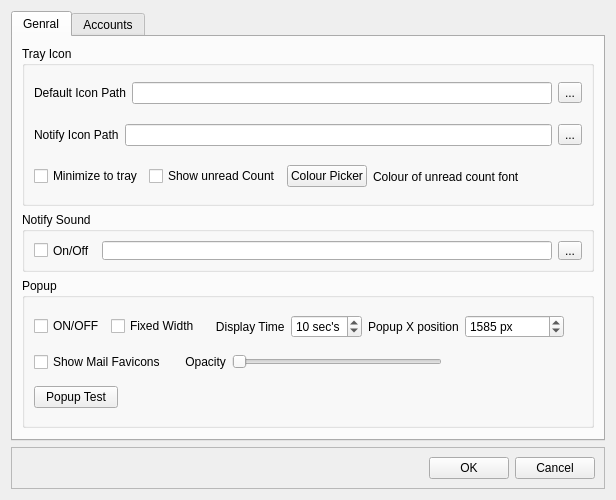
Before: the Qt Designer form tbtrayui.ui in JackDinn/tbtray, drawn with Qt 5.
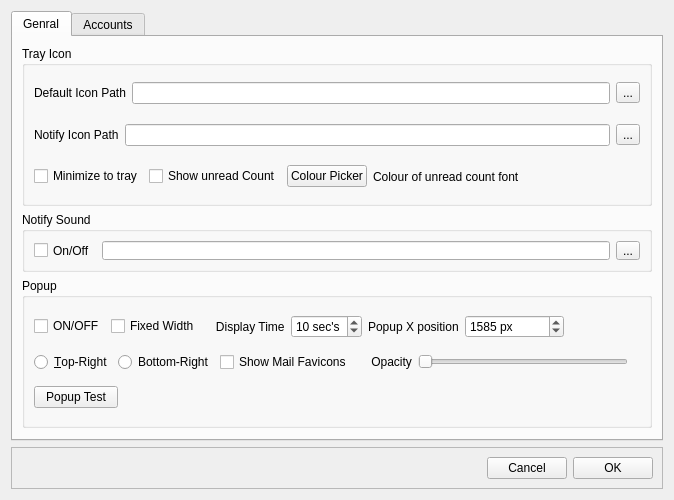
After: the same form once the commit is applied. Icons and pictures are not drawn.

Commit message: allow for bottom right popup.

What changed in the file:
```diff
--- a/tbtrayui.ui
+++ b/tbtrayui.ui
@@ -6,7 +6,7 @@
    <rect>
     <x>0</x>
     <y>0</y>
-    <width>616</width>
+    <width>674</width>
     <height>492</height>
    </rect>
   </property>
@@ -330,6 +330,25 @@
           </item>
           <item>
            <layout class="QHBoxLayout" name="horizontalLayout_12">
+            <item>
+             <widget class="QRadioButton" name="radioButton_top">
+              <property name="font">
+               <font>
+                <kerning>true</kerning>
+               </font>
+              </property>
+              <property name="text">
+               <string>&amp;Top-Right</string>
+              </property>
+             </widget>
+            </item>
+            <item>
+             <widget class="QRadioButton" name="radioButton_bottom">
+              <property name="text">
+               <string>Bottom-Right</string>
+              </property>
+             </widget>
+            </item>
             <item>
              <widget class="QCheckBox" name="checkBox_favicons">
               <property name="minimumSize">
@@ -555,13 +574,6 @@
         </property>
        </spacer>
       </item>
-      <item>
-       <widget class="QPushButton" name="pushButton_ok">
-        <property name="text">
-         <string>OK</string>
-        </property>
-       </widget>
-      </item>
       <item>
        <widget class="QPushButton" name="pushButton_cancel">
         <property name="text">
@@ -569,6 +581,13 @@
         </property>
        </widget>
       </item>
+      <item>
+       <widget class="QPushButton" name="pushButton_ok">
+        <property name="text">
+         <string>OK</string>
+        </property>
+       </widget>
+      </item>
      </layout>
     </widget>
    </item>
```
The commit also changes 4 other files.
